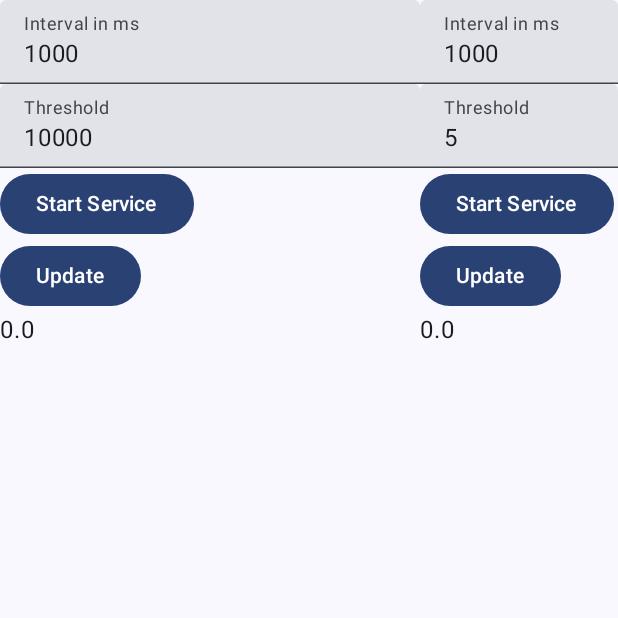
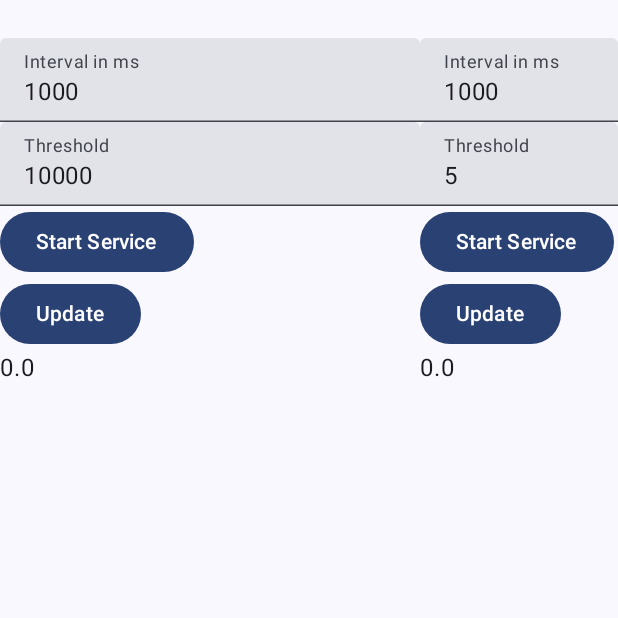
Before and after one commit to Feleuxens/mobile-computing-lab, an Android app built with Jetpack Compose: the screen it shows after launch (MainActivity), on a phone screen of 412 x 824 dp, the top half of it. Run offline under Robolectric (Android 15) with nearby library versions, the phone set to English and light mode, and no system bars.

Commit message:
Move content below system bar

```diff
--- a/assignment1/sensors/app/src/main/java/de/team10/task2/MainActivity.kt
+++ b/assignment1/sensors/app/src/main/java/de/team10/task2/MainActivity.kt
@@ -13,7 +13,13 @@ import androidx.activity.compose.setContent
 import androidx.activity.enableEdgeToEdge
 import androidx.compose.foundation.layout.Column
 import androidx.compose.foundation.layout.Row
+import androidx.compose.foundation.layout.Spacer
+import androidx.compose.foundation.layout.WindowInsets
+import androidx.compose.foundation.layout.asPaddingValues
+import androidx.compose.foundation.layout.height
 import androidx.compose.foundation.layout.padding
+import androidx.compose.foundation.layout.size
+import androidx.compose.foundation.layout.systemBars
 import androidx.compose.foundation.text.KeyboardOptions
 import androidx.compose.material3.Button
 import androidx.compose.material3.Text
@@ -28,6 +34,7 @@ import androidx.compose.ui.Modifier
 import androidx.compose.ui.platform.LocalContext
 import androidx.compose.ui.res.stringResource
 import androidx.compose.ui.text.input.KeyboardType
+import androidx.compose.ui.tooling.preview.Preview
 import androidx.compose.ui.unit.dp
 import androidx.core.content.ContextCompat
 import androidx.localbroadcastmanager.content.LocalBroadcastManager
@@ -40,7 +47,10 @@ class MainActivity : ComponentActivity() {
 
         setContent {
             BaseLayout(title = stringResource(R.string.app_name)) {
-                MainContent(Modifier.padding(10.dp), application)
+                Column {
+                    Spacer(Modifier.height(25.dp))
+                    MainContent(Modifier.padding(10.dp), application)
+                }
             }
         }
     }
```
